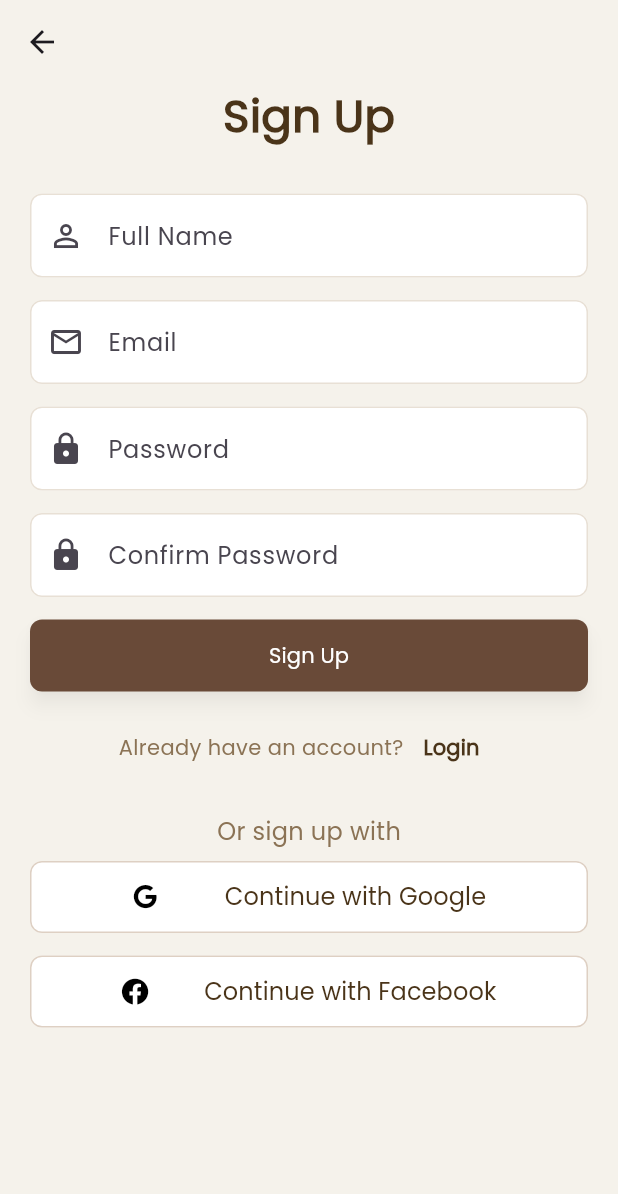
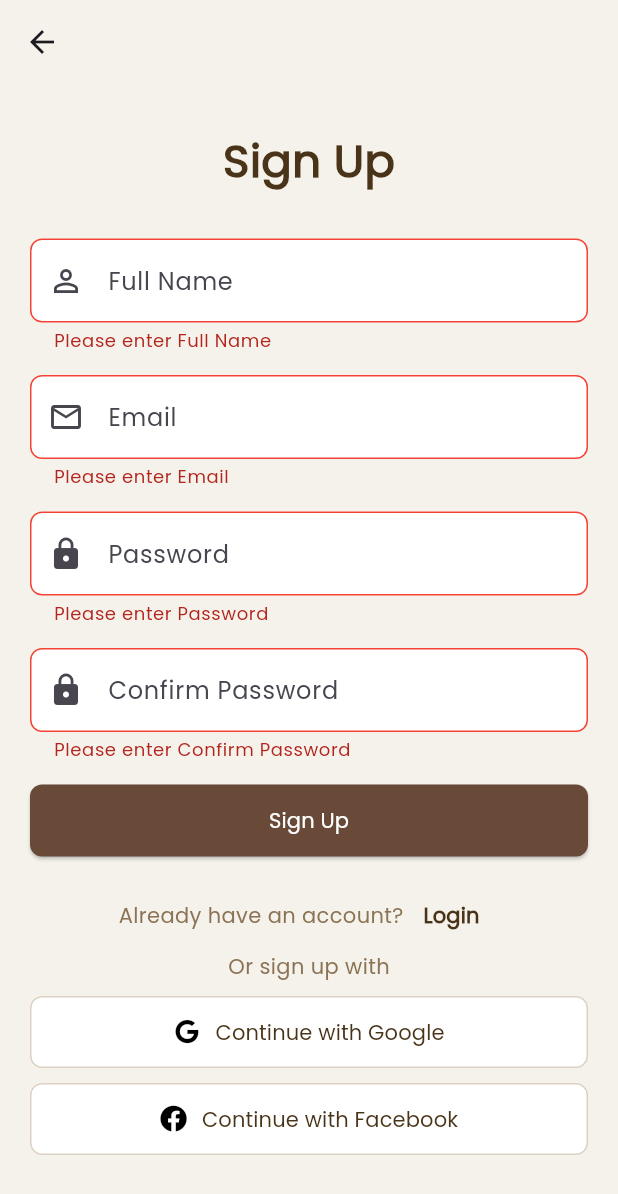
Before and after one commit to safyah03/FurniSwap, a Flutter app: the SignUpScreen screen opened directly, after a tap on "Sign Up", on a phone screen of 412 x 824 dp. Shown: the top 1194 px of the screen. Run offline on Flutter 3.47's test engine with Material 3 defaults, Android fonts, the phone set to English and light mode, and no system bars; our stand-ins replace bloc, carousel_slider, dartz, dio, dotted_border, emoji_picker_flutter and 5 more.

Commit message:
create auth repo

```diff
--- a/lib/auth_screens/sign_up_screen.dart
+++ b/lib/auth_screens/sign_up_screen.dart
@@ -1,21 +1,43 @@
 import 'package:flutter/material.dart';
+import 'package:flutter_bloc/flutter_bloc.dart';
+import 'package:furniswap/icons/icons.dart';
 import 'package:furniswap/auth_screens/login_screen.dart';
-import 'package:furniswap/icons/icons.dart';
+import 'package:furniswap/presentation/manager/signup/sign_up_cubit.dart';
 
-class SignUpScreen extends StatelessWidget {
+class SignUpScreen extends StatefulWidget {
   const SignUpScreen({super.key});
 
-  Widget buildTextFormField(
-      {required bool obscureText,
+  @override
+  State<SignUpScreen> createState() => _SignUpScreenState();
+}
+
+class _SignUpScreenState extends State<SignUpScreen> {
+  final _formKey = GlobalKey<FormState>();
+  final nameController = TextEditingController();
+  final emailController = TextEditingController();
+  final passwordController = TextEditingController();
+  final confirmPasswordController = TextEditingController();
+
+  Widget buildTextFormField({
+    required bool obscureText,
     required TextInputType type,
     required IconData prefixIcon,
-      required String hintText}) {
+    required String hintText,
+    required TextEditingController controller,
+  }) {
     return Column(
       crossAxisAlignment: CrossAxisAlignment.start,
       children: [
         TextFormField(
+          controller: controller,
           obscureText: obscureText,
           keyboardType: type,
+          validator: (value) {
+            if (value == null || value.isEmpty) {
+              return 'Please enter $hintText';
+            }
+            return null;
+          },
           decoration: InputDecoration(
             prefixIcon: Icon(prefixIcon),
             hintText: hintText,
@@ -23,165 +45,178 @@ class SignUpScreen extends StatelessWidget {
             fillColor: Colors.white,
             enabledBorder: OutlineInputBorder(
               borderRadius: BorderRadius.circular(8),
-                borderSide: BorderSide(color: Color(0xffE8E0D5), width: 1)),
+              borderSide: const BorderSide(color: Color(0xffE8E0D5)),
+            ),
             focusedBorder: OutlineInputBorder(
               borderRadius: BorderRadius.circular(8),
-                borderSide: BorderSide(color: Color(0xffE8E0D5), width: 1)),
+              borderSide: const BorderSide(color: Color(0xffE8E0D5)),
+            ),
             errorBorder: OutlineInputBorder(
               borderRadius: BorderRadius.circular(8),
-                borderSide: BorderSide(color: Colors.red, width: 1)),
+              borderSide: const BorderSide(color: Colors.red),
             ),
           ),
-        SizedBox(
-          height: 15,
-        )
+        ),
+        const SizedBox(height: 15),
       ],
     );
   }
 
+  void submitSignUp(BuildContext context) {
+    if (_formKey.currentState!.validate()) {
+      if (passwordController.text != confirmPasswordController.text) {
+        ScaffoldMessenger.of(context).showSnackBar(
+          const SnackBar(content: Text('Passwords do not match')),
+        );
+        return;
+      }
+
+      context.read<SignUpCubit>().registerUser({
+        "fullName": nameController.text,
+        "email": emailController.text,
+        "password": passwordController.text,
+        "confirmPassword": confirmPasswordController.text,
+      });
+    }
+  }
+
   Widget buildSignUpWithButton(
       {required IconData icon, required String lable}) {
-    return Column(
-      crossAxisAlignment: CrossAxisAlignment.start,
-      children: [
-        ElevatedButton(
+    return ElevatedButton(
       onPressed: () {},
       style: ElevatedButton.styleFrom(
+        backgroundColor: Colors.white,
         elevation: 0,
-              minimumSize: Size(double.infinity, 48),
-              backgroundColor: Colors.white,
+        minimumSize: const Size(double.infinity, 48),
         shape: RoundedRectangleBorder(
-                  side: BorderSide(color: Color(0xffDED0C3), width: 1),
-                  borderRadius: BorderRadius.circular(8))),
+          side: const BorderSide(color: Color(0xffDED0C3)),
+          borderRadius: BorderRadius.circular(8),
+        ),
+      ),
       child: Row(
-            mainAxisAlignment: MainAxisAlignment.spaceEvenly,
+        mainAxisAlignment: MainAxisAlignment.center,
         children: [
-              Icon(
-                icon,
-                color: Colors.black,
-              ),
-              Text(
-                lable,
-                style: TextStyle(color: Color(0xff4A3419), fontSize: 16),
-              )
+          Icon(icon, color: Colors.black),
+          const SizedBox(width: 10),
+          Text(lable, style: const TextStyle(color: Color(0xff4A3419))),
         ],
       ),
-        ),
-        SizedBox(
-          height: 15,
-        ),
-      ],
     );
   }
 
   @override
   Widget build(BuildContext context) {
     return Scaffold(
-      backgroundColor: Color(0xffF5F2EB),
-      appBar: AppBar(
-        backgroundColor: Color(0xffF5F2EB),
-      ),
-      body: SingleChildScrollView(
+      backgroundColor: const Color(0xffF5F2EB),
+      appBar: AppBar(backgroundColor: const Color(0xffF5F2EB)),
+      body: BlocConsumer<SignUpCubit, SignUpState>(
+        listener: (context, state) {
+          if (state is SignUpFailure) {
+            ScaffoldMessenger.of(context).showSnackBar(
+              SnackBar(content: Text(state.errorMessage)),
+            );
+          } else if (state is SignUpSuccess) {
+            ScaffoldMessenger.of(context).showSnackBar(
+              SnackBar(content: Text(state.register.message ?? 'Success')),
+            );
+            Navigator.pushReplacement(
+              context,
+              MaterialPageRoute(builder: (_) => const LoginScreen()),
+            );
+          }
+        },
+        builder: (context, state) {
+          return SingleChildScrollView(
             child: Padding(
               padding: const EdgeInsets.symmetric(horizontal: 20),
+              child: Form(
+                key: _formKey,
                 child: Column(
-            crossAxisAlignment: CrossAxisAlignment.center,
-            mainAxisAlignment: MainAxisAlignment.center,
                   children: [
-              Text(
+                    const SizedBox(height: 30),
+                    const Text(
                       "Sign Up",
                       style: TextStyle(
                           fontSize: 30,
                           fontWeight: FontWeight.bold,
                           color: Color(0xff4A3419)),
                     ),
-              SizedBox(
-                height: 30,
-              ),
-              Form(
-                child: Column(
-                  mainAxisAlignment: MainAxisAlignment.center,
-                  children: [
+                    const SizedBox(height: 30),
                     buildTextFormField(
+                        controller: nameController,
                         obscureText: false,
                         type: TextInputType.name,
                         prefixIcon: Icons.person_outline,
                         hintText: "Full Name"),
                     buildTextFormField(
+                        controller: emailController,
                         obscureText: false,
                         type: TextInputType.emailAddress,
                         prefixIcon: Icons.email_outlined,
                         hintText: "Email"),
                     buildTextFormField(
+                        controller: passwordController,
                         obscureText: true,
                         type: TextInputType.visiblePassword,
                         prefixIcon: Icons.lock,
                         hintText: "Password"),
                     buildTextFormField(
+                        controller: confirmPasswordController,
                         obscureText: true,
                         type: TextInputType.visiblePassword,
                         prefixIcon: Icons.lock,
                         hintText: "Confirm Password"),
-                    ElevatedButton(
-                        onPressed: () {},
+                    state is SignUpLoading
+                        ? const CircularProgressIndicator()
+                        : ElevatedButton(
+                            onPressed: () => submitSignUp(context),
                             style: ElevatedButton.styleFrom(
-                            elevation: 5,
-                            minimumSize: Size(double.infinity, 48),
-                            backgroundColor: Color(0xff694A38),
-                            shadowColor: Colors.black26,
+                              minimumSize: const Size(double.infinity, 48),
+                              backgroundColor: const Color(0xff694A38),
                               shape: RoundedRectangleBorder(
-                                borderRadius: BorderRadius.circular(8))),
-                        child: const Text(
-                          "Sign Up",
-                          style: TextStyle(color: Colors.white),
-                        )),
-                    Padding(
-                      padding: const EdgeInsets.symmetric(vertical: 13),
-                      child: Row(
+                                borderRadius: BorderRadius.circular(8),
+                              ),
+                            ),
+                            child: const Text("Sign Up",
+                                style: TextStyle(color: Colors.white)),
+                          ),
+                    const SizedBox(height: 15),
+                    Row(
                       mainAxisAlignment: MainAxisAlignment.center,
                       children: [
-                          Text(
-                            "Already have an account?",
-                            style: TextStyle(
-                                fontSize: 14, color: Color(0xff8B7355)),
-                          ),
+                        const Text("Already have an account?",
+                            style: TextStyle(color: Color(0xff8B7355))),
                         TextButton(
                           onPressed: () {
                             Navigator.push(
                               context,
                               MaterialPageRoute(
-                                        builder: (context) => LoginScreen()));
+                                  builder: (_) => const LoginScreen()),
+                            );
                           },
-                              child: Text(
-                                "Login",
+                          child: const Text("Login",
                               style: TextStyle(
-                                    fontSize: 14,
                                   color: Color(0xff4A3419),
-                                    fontWeight: FontWeight.bold),
-                              ))
+                                  fontWeight: FontWeight.bold)),
+                        )
                       ],
                     ),
-                    ),
-                    const Padding(
-                      padding: EdgeInsets.symmetric(vertical: 8),
-                      child: Text(
-                        "Or sign up with",
-                        style:
-                            TextStyle(fontSize: 16, color: Color(0xff8B7355)),
-                      ),
-                    ),
+                    const Text("Or sign up with",
+                        style: TextStyle(color: Color(0xff8B7355))),
+                    const SizedBox(height: 10),
                     buildSignUpWithButton(
                         icon: MyFlutterApp.google,
                         lable: "Continue with Google"),
+                    const SizedBox(height: 10),
                     buildSignUpWithButton(
                         icon: MyFlutterApp.facebook,
                         lable: "Continue with Facebook"),
                   ],
                 ),
-              )
-            ],
               ),
             ),
+          );
+        },
       ),
     );
   }
--- /dev/null
+++ b/lib/data/repository/auth_RepoImpl.dart
@@ -0,0 +1,25 @@
+import 'package:dartz/dartz.dart';
+import 'package:furniswap/core/errors/failures.dart';
+import 'package:furniswap/data/api_services/api_sevice.dart';
+import 'package:furniswap/data/models/auth/register.response.dart';
+import 'package:furniswap/data/repository/auth_repo.dart';
+import 'package:furniswap/data/repository/auth_repo.dart';
+
+class AuthRepoImpl implements AuthRepo {
+  final ApiService apiService;
+
+  AuthRepoImpl(this.apiService);
+
+  @override
+  Future<Either<Failure, Register>> registerUser(
+      Map<String, dynamic> data) async {
+    try {
+      final response =
+          await apiService.post(endPoint: '/auth/signup', data: data);
+      final register = Register.fromJson(response);
+      return right(register);
+    } catch (e) {
+      return left(ServerFailure(message: e.toString()));
+    }
+  }
+}
--- /dev/null
+++ b/lib/data/repository/auth_repo.dart
@@ -0,0 +1,8 @@
+import 'package:dartz/dartz.dart';
+import 'package:furniswap/core/errors/failures.dart';
+import 'package:furniswap/data/models/auth/register.response.dart';
+
+abstract class AuthRepo {
+  Future<Either<Failure, Register>> registerUser(Map<String, dynamic> data);
+//    Future<Either<Failure, LoginResponse>> loginUser(Map<String, dynamic> data); // for later
+}
--- a/lib/data/repository/home_repo.dart
+++ b/lib/data/repository/home_repo.dart
@@ -5,5 +5,4 @@ import 'package:furniswap/data/models/auth/register.response.dart';
 
 abstract class HomeRepo {
   Future<Either<Failure, List<AllCategories>>> FetchallCategories();
-  Future<Either<Failure, Register>> registerUser(Map<String, dynamic> data);
 }
--- a/lib/main.dart
+++ b/lib/main.dart
@@ -1,20 +1,35 @@
 import 'package:flutter/material.dart';
+import 'package:flutter_bloc/flutter_bloc.dart';
+import 'package:dio/dio.dart';
+import 'package:furniswap/data/api_services/api_sevice.dart';
+import 'package:furniswap/data/repository/auth_RepoImpl.dart';
+import 'package:furniswap/presentation/manager/signup/sign_up_cubit.dart';
 import 'package:furniswap/presentation/screens/splash_screen.dart';
 
 Future<void> main() async {
   WidgetsFlutterBinding.ensureInitialized();
-  runApp(const MyApp());
+
+  final dio = Dio();
+  final apiService = ApiService(dio);
+  final authRepo = AuthRepoImpl(apiService);
+
+  runApp(MyApp(authRepo: authRepo));
 }
 
 class MyApp extends StatelessWidget {
-  const MyApp({super.key});
+  final AuthRepoImpl authRepo;
+  const MyApp({super.key, required this.authRepo});
 
   @override
   Widget build(BuildContext context) {
-    return MaterialApp(
-      debugShowCheckedModeBanner: false,
-      title: 'Furni Swap',
-      theme: ThemeData(
+    return MultiBlocProvider(
+      providers: [
+        BlocProvider(create: (_) => SignUpCubit(authRepo)),
+      ],
+      child: MaterialApp(
+        debugShowCheckedModeBanner: false,
+        title: 'Furni Swap',
+        theme: ThemeData(
           fontFamily: "pop",
           splashColor: Colors.brown.withOpacity(0.1),
           textButtonTheme: TextButtonThemeData(
@@ -40,8 +55,10 @@ class MyApp extends StatelessWidget {
           ),
           appBarTheme: AppBarTheme(
             surfaceTintColor: Colors.black12,
-          )),
-      home: SplashScreen(),
+          ),
+        ),
+        home: SplashScreen(),
+      ),
     );
   }
 }
--- a/lib/presentation/manager/signup/sign_up_cubit.dart
+++ b/lib/presentation/manager/signup/sign_up_cubit.dart
@@ -1,21 +1,21 @@
 import 'package:bloc/bloc.dart';
 import 'package:equatable/equatable.dart';
 import 'package:furniswap/data/models/auth/register.response.dart';
-import 'package:furniswap/data/repository/home_repo.dart';
 import 'package:dartz/dartz.dart';
 import 'package:furniswap/core/errors/failures.dart';
+import 'package:furniswap/data/repository/auth_repo.dart';
 
 part 'sign_up_state.dart';
 
 class SignUpCubit extends Cubit<SignUpState> {
-  final HomeRepo homeRepo;
+  final AuthRepo authRepo;
 
-  SignUpCubit(this.homeRepo) : super(SignUpInitial());
+  SignUpCubit(this.authRepo) : super(SignUpInitial());
 
   Future<void> registerUser(Map<String, dynamic> data) async {
     emit(SignUpLoading());
 
-    final Either<Failure, Register> result = await homeRepo.registerUser(data);
+    final Either<Failure, Register> result = await authRepo.registerUser(data);
 
     result.fold(
       (failure) {
--- a/pubspec.yaml
+++ b/pubspec.yaml
@@ -38,6 +38,7 @@ dependencies:
   equatable: ^2.0.7
   flutter:
     sdk: flutter
+  flutter_bloc: ^9.1.1
   flutter_rating_bar: ^4.0.1
   image_picker: ^1.1.2
   permission_handler: ^11.0.1
```
Also changed, not shown: pubspec.lock, 4 other files. Lines whose indentation alone changed are shown as unchanged.
